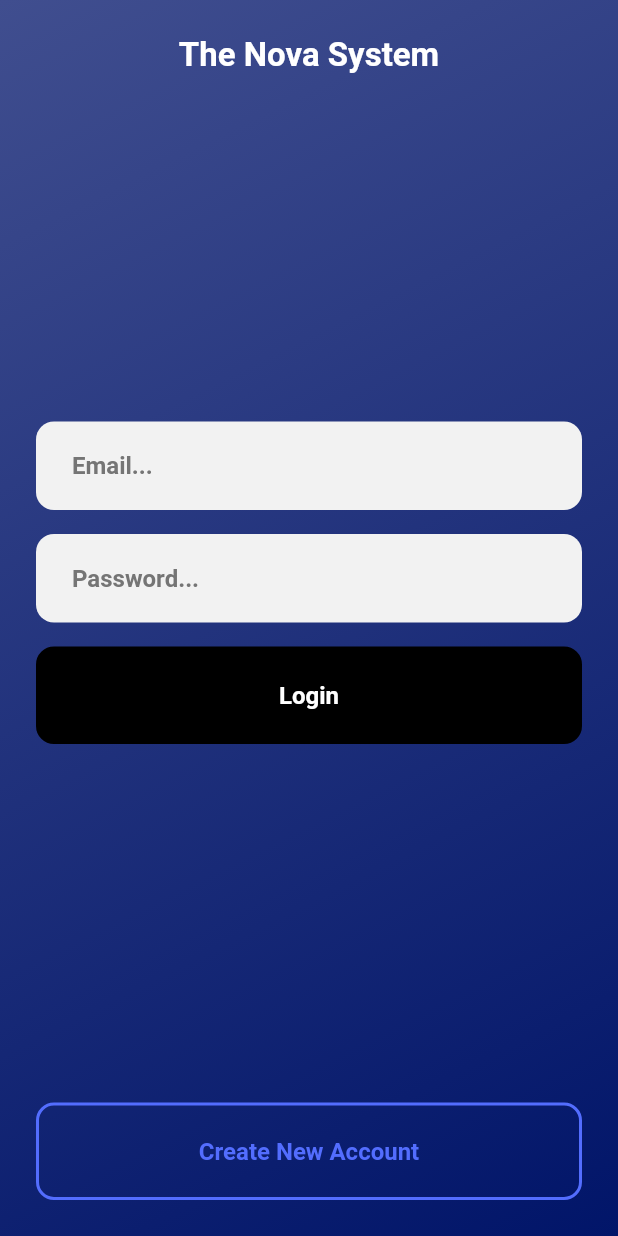
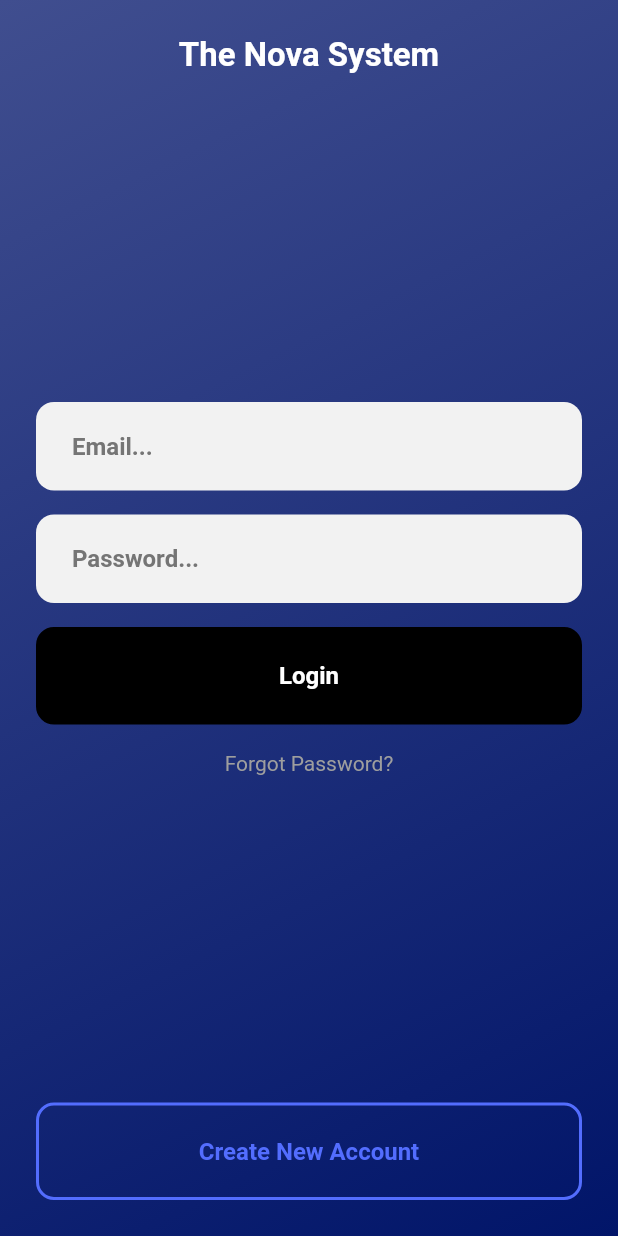
Before and after one commit to The-NOVA-System/nova_app, a Flutter app: the screen it shows after launch, on a phone screen of 412 x 824 dp. Run offline on Flutter 3.47's test engine with Material 2 defaults, Android fonts, the phone set to English and light mode, and no system bars; our stand-ins replace cached_network_image, charts_flutter, easy_dynamic_theme, firebase_auth, firebase_core, flutter_svg and 1 more; missing offline and left inert: statusbarz; accounts and stored records are empty.

Commit message:
adde forgot password :D

```diff
--- a/lib/screens/landing_page.dart
+++ b/lib/screens/landing_page.dart
@@ -56,11 +56,16 @@ class LandingPage extends StatelessWidget {
               }
 
               // Checking the auth state - Loading
-              return const Scaffold(
-                body: Center(
-                  child: Text(
-                    "Checking Authentication...",
-                    style: Constants.regularHeading,
+              return Container(
+                decoration: const BoxDecoration(
+                    gradient: LinearGradient(
+                        begin: Alignment.topLeft,
+                        end: Alignment.bottomRight,
+                        colors: [Color(0xFF404e8f), Color(0xFF011569)])),
+                child: const Scaffold(
+                  backgroundColor: Colors.transparent,
+                  body: Center(
+                    child: CircularProgressIndicator(),
                   ),
                 ),
               );
--- a/lib/screens/login_page.dart
+++ b/lib/screens/login_page.dart
@@ -1,5 +1,7 @@
+import 'package:flutter/gestures.dart';
 import 'package:nova/util/const.dart';
 import 'package:nova/screens/register_page.dart';
+import 'package:nova/screens/forgot_password_page.dart';
 import 'package:nova/widgets/custom_btn.dart';
 import 'package:nova/widgets/custom_input.dart';
 import 'package:firebase_auth/firebase_auth.dart';
@@ -156,7 +158,26 @@ class _LoginPageState extends State<LoginPage> {
                         _submitForm();
                       },
                       isLoading: _loginFormLoading,
-                    )
+                    ),
+                    const SizedBox(height: 10),
+                  RichText(
+                    text: TextSpan(
+                      style: const TextStyle(color: Colors.blueGrey),
+                      children: <TextSpan>[
+                        TextSpan(
+                            text: 'Forgot Password?',
+                            style: const TextStyle(color: Colors.grey),
+                            recognizer: TapGestureRecognizer()
+                              ..onTap = () {
+                                Navigator.push(
+                                  context,
+                                  MaterialPageRoute(
+                                      builder: (context) => const ForgotPasswordPage()),
+                                );
+                              }),
+                      ],
+                    ),
+                  )
                   ],
                 ),
                 ),
```
Also changed, not shown: lib/screens/confirm_email.dart (added, +26 -0 lines), lib/screens/forgot_password_page.dart (added, +162 -0 lines), assets/garv_shah.jpg (added), assets/images/splash_screen.png, 12 other files.
